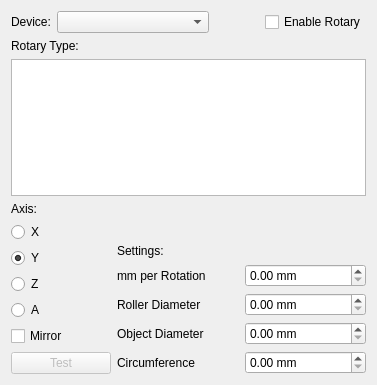
The window that src/windows/rotary_setup.ui (flux3dp/swiftray) describes before a commit, drawn with Qt 5.
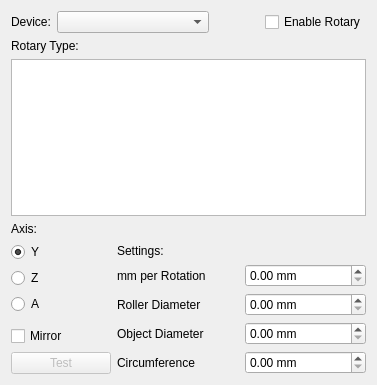
The same window after the commit.

Commit message: Rename the rotary window and open some obj

```diff
--- a/src/windows/rotary_setup.ui
+++ b/src/windows/rotary_setup.ui
@@ -81,13 +81,6 @@
          </property>
         </widget>
        </item>
-       <item>
-        <widget class="QRadioButton" name="XRadioButton">
-         <property name="text">
-          <string>X</string>
-         </property>
-        </widget>
-       </item>
        <item>
         <widget class="QRadioButton" name="YRadioButton">
          <property name="text">
```
Left out of the diff: 2 changed lines with no effect on the pictures. The commit also changes 4 other files.
